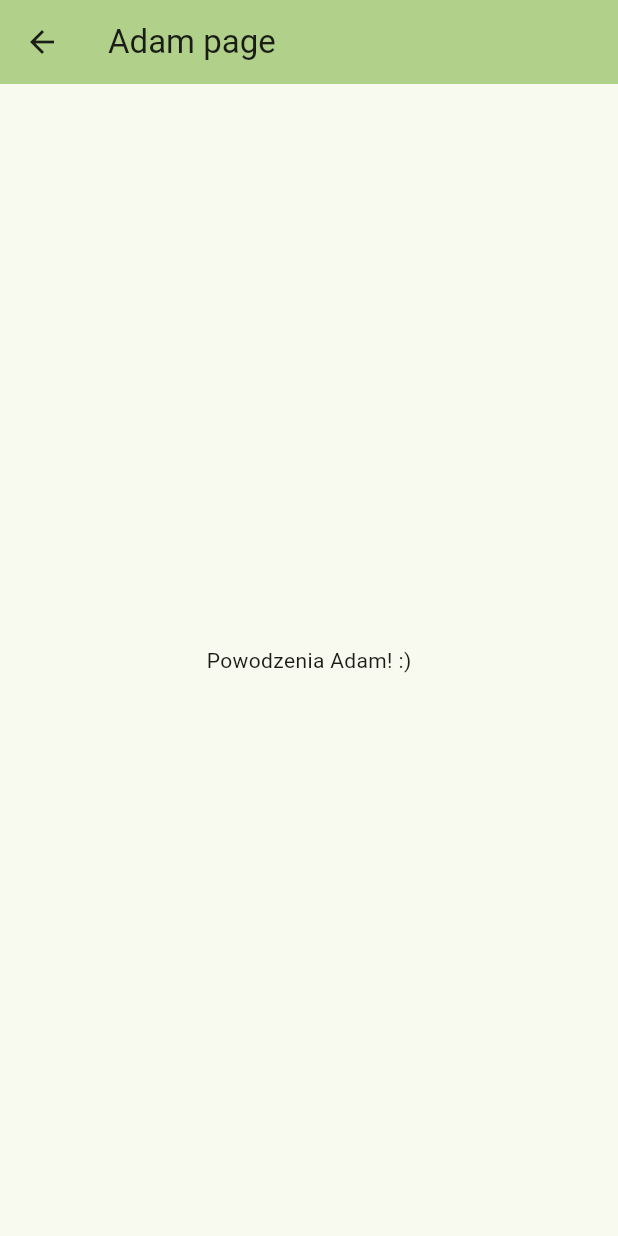
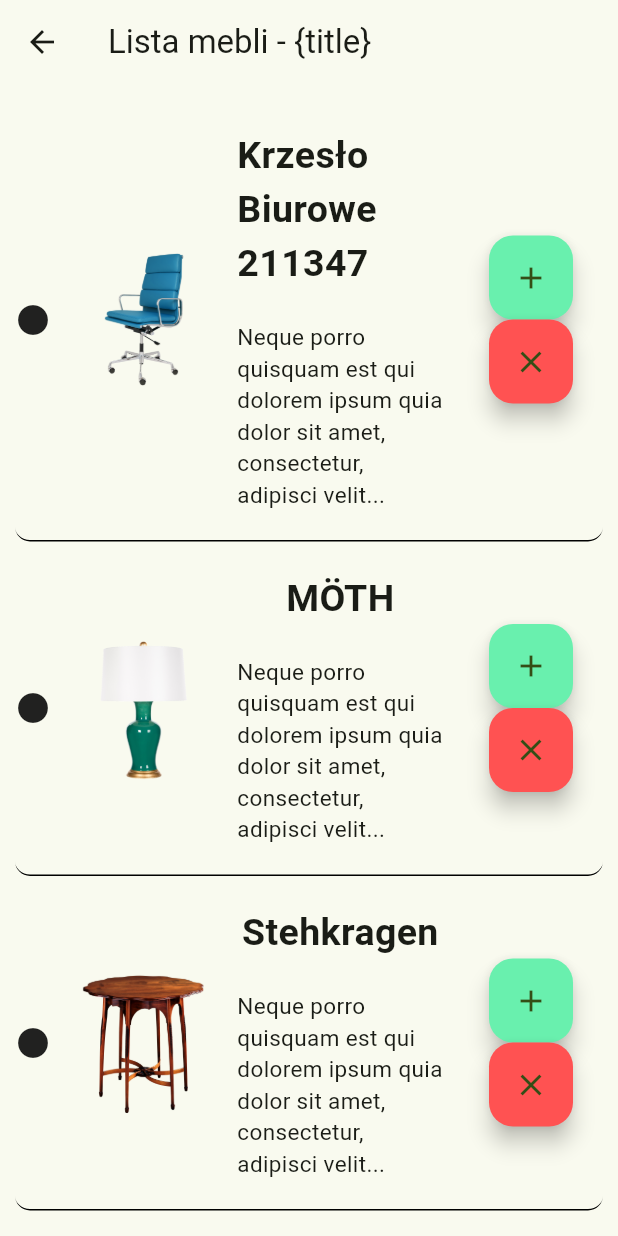
Before and after one commit to kit-jacking/olszewsking, a Flutter app: the AdamPage screen opened by its route, on a phone screen of 412 x 824 dp. Run offline on Flutter 3.47's test engine with Material 3 defaults, Android fonts, the light colour scheme and no system bars; our stand-ins replace flutter_bloc, fluttertoast.

Commit message:
I am doing my part

```diff
--- a/lib/main.dart
+++ b/lib/main.dart
@@ -46,7 +46,7 @@ class MyApp extends StatelessWidget {
         routes: {
           '/': (context) => const MainPage(title: "Login page"),
           '/igor': (context) => const IgorPage(title: "Igor page"),
-          '/adam': (context) => const AdamPage(title: "Adam page"),
+          '/adam': (context) => AdamPage(title: "Adam page"),
           '/julka': (context) => const JulkaPage(title: "Julka page"),
         },
       ),
--- a/lib/ui/adamPage/adamPage.dart
+++ b/lib/ui/adamPage/adamPage.dart
@@ -1,23 +1,102 @@
 import 'package:flutter/material.dart';
 
 class AdamPage extends StatelessWidget {
-  const AdamPage({super.key, required this.title});
+  AdamPage({super.key, required this.title});
 
   final String title;
+
+  final List<String> entries = <String>[
+    'Krzesło Biurowe 211347',
+    'MÖTH',
+    'Stehkragen'
+  ];
+  final List<String> description = <String>[
+    'Neque porro quisquam est qui dolorem ipsum quia dolor sit amet, consectetur, adipisci velit...',
+    'Neque porro quisquam est qui dolorem ipsum quia dolor sit amet, consectetur, adipisci velit...',
+    'Neque porro quisquam est qui dolorem ipsum quia dolor sit amet, consectetur, adipisci velit...'
+  ];
+  final List<String> images = <String>[
+    "lib/assets/chair-4281511_1280.png",
+    "lib/assets/table-lamp-2320604_1280.png",
+    "lib/assets/antique-961102_1280.png"
+  ];
+
+  void fun1() {
+    int showValue = 1;
+  }
 
   @override
   Widget build(BuildContext context) {
     return Scaffold(
       appBar: AppBar(
-        backgroundColor: Theme.of(context).colorScheme.inversePrimary,
-        title: Text(title),
+        title: const Text('Lista mebli - {title}'),
       ),
-      body: const Center(
-        child: SingleChildScrollView(
-          child: Column(
-            mainAxisAlignment: MainAxisAlignment.center,
-            children: <Widget>[
-              Text("Powodzenia Adam! :)"),
+      body: Center(
+        child: Padding(
+          padding: const EdgeInsets.fromLTRB(10, 10, 10, 10),
+          child: ListView(
+            children: [
+              for (var i = 0; i < entries.length; i++)
+                Container(
+                  width: MediaQuery.of(context).size.width,
+                  decoration: BoxDecoration(
+                    borderRadius: BorderRadius.circular(10),
+                    border: Border(
+                      bottom: BorderSide(color: Colors.black),
+                    ),
+                  ),
+                  child: Row(
+                    mainAxisAlignment: MainAxisAlignment.spaceBetween,
+                    children: [
+                      Icon(Icons.circle_rounded),
+                      Image.asset('${images[i]}',
+                          height: MediaQuery.of(context).size.width / 4,
+                          width: MediaQuery.of(context).size.width / 4),
+                      Container(
+                        padding: const EdgeInsets.fromLTRB(0, 20, 0, 20),
+                        width: MediaQuery.of(context).size.width / 3,
+                        child: Column(
+                          children: [
+                            Container(
+                              padding: const EdgeInsets.fromLTRB(0, 0, 0, 20),
+                              child: Text('${entries[i]}',
+                                  textAlign: TextAlign.left,
+                                  style: TextStyle(
+                                      fontSize: 25,
+                                      fontWeight: FontWeight.bold)),
+                            ),
+                            Text(
+                              '${description[i]}',
+                              style: TextStyle(fontSize: 15),
+                              textAlign: TextAlign.left,
+                            )
+                          ],
+                        ),
+                      ),
+                      Padding(
+                        padding: const EdgeInsets.fromLTRB(20, 10, 20, 10),
+                        child: Column(
+                          children: [
+                            FloatingActionButton(
+                              onPressed: () {
+                                fun1();
+                              },
+                              backgroundColor: Colors.greenAccent,
+                              child: Icon(Icons.add),
+                            ),
+                            FloatingActionButton(
+                              onPressed: () {
+                                fun1();
+                              },
+                              backgroundColor: Colors.redAccent,
+                              child: Icon(Icons.close),
+                            ),
+                          ],
+                        ),
+                      ),
+                    ],
+                  ),
+                ),
             ],
           ),
         ),
--- a/pubspec.yaml
+++ b/pubspec.yaml
@@ -60,6 +60,9 @@ flutter:
   uses-material-design: true
   assets:
     - lib/assets/CAMERA-VIEW-SCREEN.jpg
+    - lib/assets/antique-961102_1280.png
+    - lib/assets/chair-4281511_1280.png
+    - lib/assets/table-lamp-2320604_1280.png
 
   # To add assets to your application, add an assets section, like this:
   # assets:
```
Also changed, not shown: lib/assets/antique-961102_1280.png (added), lib/assets/chair-4281511_1280.png (added), lib/assets/table-lamp-2320604_1280.png (added).
